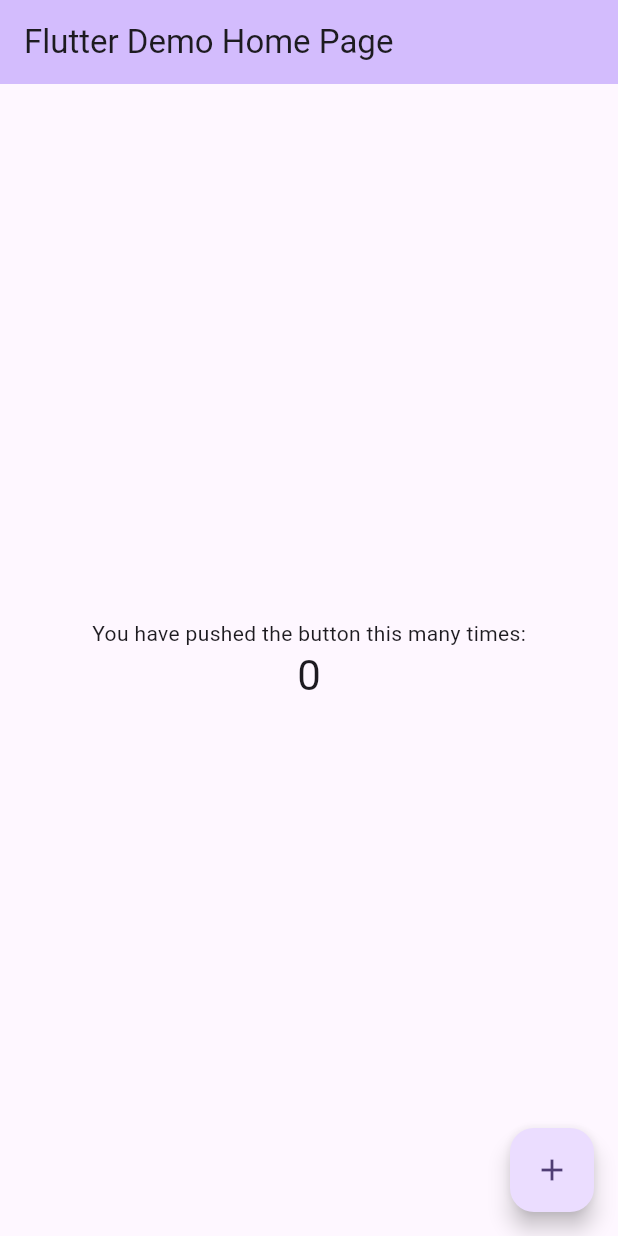
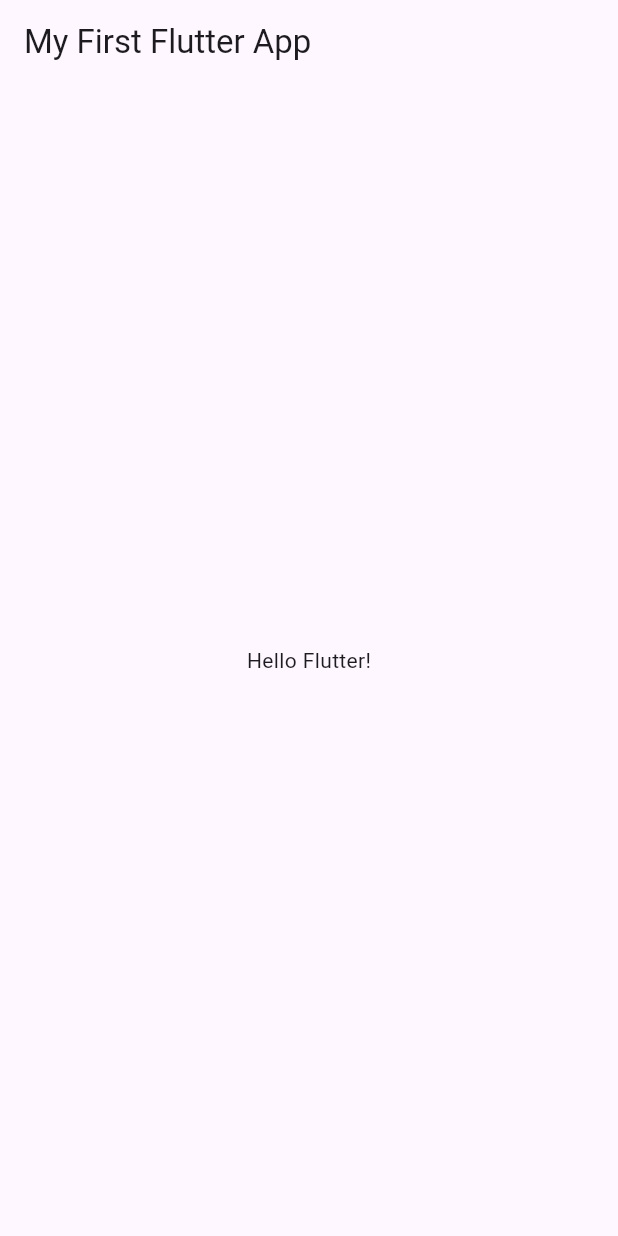
Before and after one commit to haile-12-21-23/zero_to_hero_mobile_dev, a Flutter app: the screen it shows after launch, on a phone screen of 412 x 824 dp. Run offline on Flutter 3.47's test engine with Material 3 defaults, Android fonts, the phone set to English and light mode, and no system bars.

Commit message:
Day 11 : flutter setup and first app.

```diff
--- /dev/null
+++ b/lib/flutter_phase/day_11_flutter_setup.dart
@@ -0,0 +1,13 @@
+import 'package:flutter/material.dart';
+
+class Day11FlutterSetup extends StatelessWidget {
+  const Day11FlutterSetup({super.key});
+
+  @override
+  Widget build(BuildContext context) {
+    return Scaffold(
+      appBar: AppBar(title: Text('My First Flutter App')),
+      body: Center(child: Text("Hello Flutter!")),
+    );
+  }
+}
--- a/lib/main.dart
+++ b/lib/main.dart
@@ -1,4 +1,5 @@
 import 'package:flutter/material.dart';
+import 'package:zero_to_hero_mobile_dev/flutter_phase/day_11_flutter_setup.dart';
 
 void main() {
   runApp(const MyApp());
@@ -7,116 +8,16 @@ void main() {
 class MyApp extends StatelessWidget {
   const MyApp({super.key});
 
-  // This widget is the root of your application.
   @override
   Widget build(BuildContext context) {
     return MaterialApp(
-      title: 'Flutter Demo',
+      title: 'Zero to Hero Mobile Dev',
+      debugShowCheckedModeBanner: false,
       theme: ThemeData(
-        // This is the theme of your application.
-        //
-        // TRY THIS: Try running your application with "flutter run". You'll see
-        // the application has a purple toolbar. Then, without quitting the app,
-        // try changing the seedColor in the colorScheme below to Colors.green
-        // and then invoke "hot reload" (save your changes or press the "hot
-        // reload" button in a Flutter-supported IDE, or press "r" if you used
-        // the command line to start the app).
-        //
-        // Notice that the counter didn't reset back to zero; the application
-        // state is not lost during the reload. To reset the state, use hot
-        // restart instead.
-        //
-        // This works for code too, not just values: Most code changes can be
-        // tested with just a hot reload.
+
         colorScheme: .fromSeed(seedColor: Colors.deepPurple),
       ),
-      home: const MyHomePage(title: 'Flutter Demo Home Page'),
+      home: const Day11FlutterSetup(),
     );
   }
 }
-
-class MyHomePage extends StatefulWidget {
-  const MyHomePage({super.key, required this.title});
-
-  // This widget is the home page of your application. It is stateful, meaning
-  // that it has a State object (defined below) that contains fields that affect
-  // how it looks.
-
-  // This class is the configuration for the state. It holds the values (in this
-  // case the title) provided by the parent (in this case the App widget) and
-  // used by the build method of the State. Fields in a Widget subclass are
-  // always marked "final".
-
-  final String title;
-
-  @override
-  State<MyHomePage> createState() => _MyHomePageState();
-}
-
-class _MyHomePageState extends State<MyHomePage> {
-  int _counter = 0;
-
-  void _incrementCounter() {
-    setState(() {
-      // This call to setState tells the Flutter framework that something has
-      // changed in this State, which causes it to rerun the build method below
-      // so that the display can reflect the updated values. If we changed
-      // _counter without calling setState(), then the build method would not be
-      // called again, and so nothing would appear to happen.
-      _counter++;
-    });
-  }
-
-  @override
-  Widget build(BuildContext context) {
-    // This method is rerun every time setState is called, for instance as done
-    // by the _incrementCounter method above.
-    //
-    // The Flutter framework has been optimized to make rerunning build methods
-    // fast, so that you can just rebuild anything that needs updating rather
-    // than having to individually change instances of widgets.
-    return Scaffold(
-      appBar: AppBar(
-        // TRY THIS: Try changing the color here to a specific color (to
-        // Colors.amber, perhaps?) and trigger a hot reload to see the AppBar
-        // change color while the other colors stay the same.
-        backgroundColor: Theme.of(context).colorScheme.inversePrimary,
-        // Here we take the value from the MyHomePage object that was created by
-        // the App.build method, and use it to set our appbar title.
-        title: Text(widget.title),
-      ),
-      body: Center(
-        // Center is a layout widget. It takes a single child and positions it
-        // in the middle of the parent.
-        child: Column(
-          // Column is also a layout widget. It takes a list of children and
-          // arranges them vertically. By default, it sizes itself to fit its
-          // children horizontally, and tries to be as tall as its parent.
-          //
-          // Column has various properties to control how it sizes itself and
-          // how it positions its children. Here we use mainAxisAlignment to
-          // center the children vertically; the main axis here is the vertical
-          // axis because Columns are vertical (the cross axis would be
-          // horizontal).
-          //
-          // TRY THIS: Invoke "debug painting" (choose the "Toggle Debug Paint"
-          // action in the IDE, or press "p" in the console), to see the
-          // wireframe for each widget.
-          mainAxisAlignment: .center,
-          children: [
-            const Text('You have pushed the button this many times:'),
-            Text(
-              '$_counter',
-              style: Theme.of(context).textTheme.headlineMedium,
-            ),
-          ],
-        ),
-      ),
-      floatingActionButton: FloatingActionButton(
-        onPressed: _incrementCounter,
-        tooltip: 'Increment',
-        child: const Icon(Icons.add),
-      ),
-    );
-  }
-}
```
